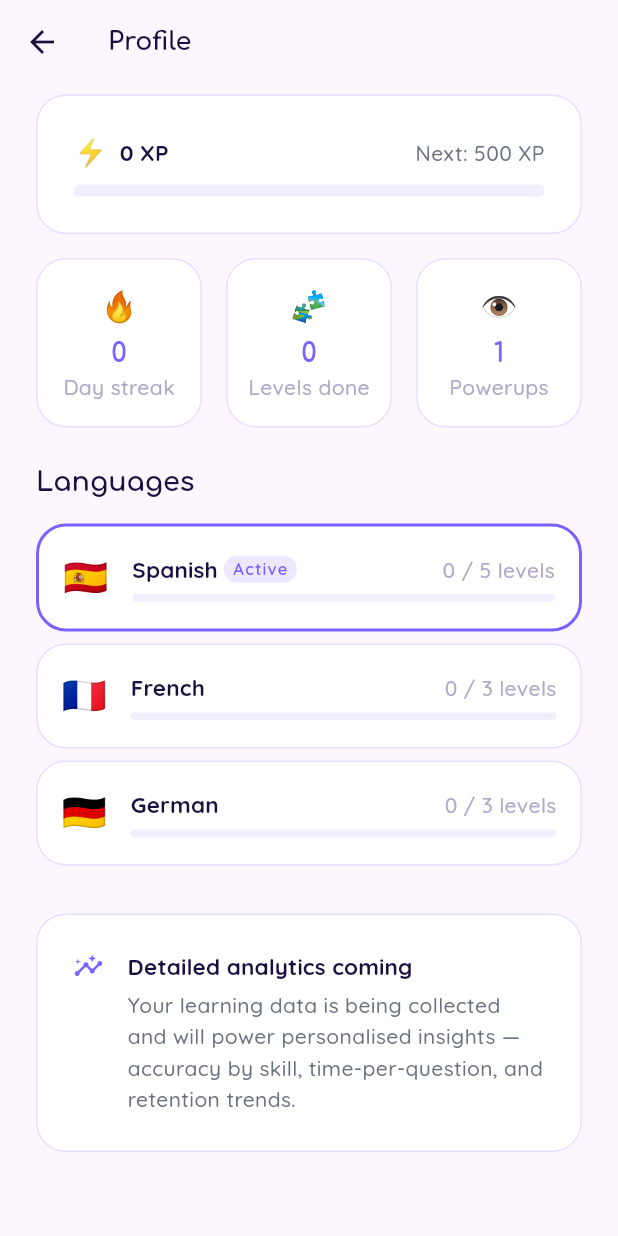
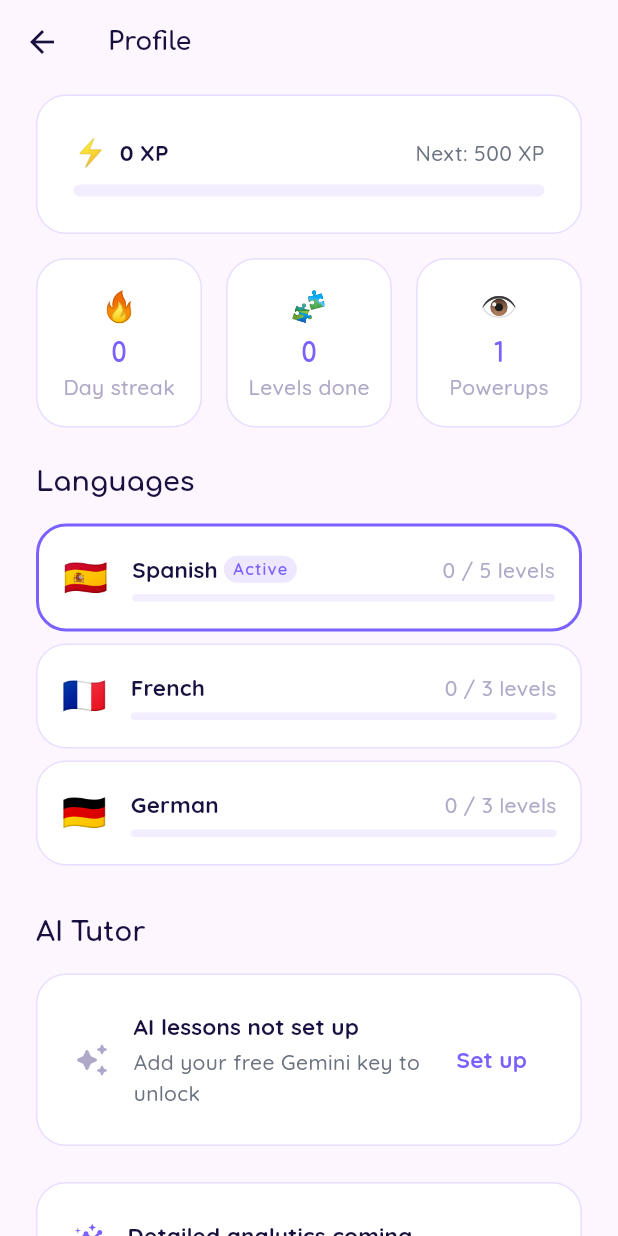
Before and after one commit to emilolofandreasson/Axiom, a Flutter app: the ProfileScreen screen opened directly, scrolled down 183 dp, on a phone screen of 412 x 824 dp. Run offline on Flutter 3.47's test engine with Material 3 defaults, Android fonts, the phone set to English and light mode, and no system bars; drawn by our look-alikes of flutter_animate; our stand-ins replace cloud_firestore, firebase_auth, firebase_core, flutter_riverpod, flutter_secure_storage, google_fonts and 1 more; missing offline and left inert: flick_sdk; accounts and stored records are empty.

Commit message:
feat: BYOK — per-user Gemini API key flow
- Add ApiKeyService: saves/loads/verifies Gemini key, syncs to Firestore
- Add ApiKeyScreen: guided 3-step onboarding to get free key from AI Studio
  - Verifies key before saving (test API call)
  - Skip option for users who want basic lessons
  - Security note: key stored locally, never sent to Axiom servers
- Update main.dart: loads user key from SecureStorage on startup,
  syncs from Firestore on sign-in (cross-device), falls back to stub
- Update ProfileScreen: AI Tutor card shows key status + set up/remove
- lessonGenerator is now mutable (updated live when key is saved/removed)

Flow: sign up → profile → AI Tutor → Set up → paste key → AI lessons active

Co-Authored-By: Claude Sonnet 4.6 <noreply@anthropic.com>

```diff
--- a/lib/screens/profile_screen.dart
+++ b/lib/screens/profile_screen.dart
@@ -6,8 +6,9 @@ import '../models/language.dart';
 import '../models/puzzle_level.dart';
 import '../providers/language_provider.dart';
 import '../providers/saga_provider.dart';
-import '../main.dart' show authService;
+import '../main.dart' show authService, apiKeyService;
 import '../services/auth_service.dart';
+import 'api_key_screen.dart';
 import 'auth_screen.dart';
 
 class ProfileScreen extends ConsumerWidget {
@@ -190,6 +191,16 @@ class ProfileScreen extends ConsumerWidget {
 
             const SizedBox(height: FlickSpacing.lg),
 
+            Text('AI Tutor',
+                style: Theme.of(context).textTheme.headlineSmall)
+                .animate().fadeIn(delay: 380.ms),
+
+            const SizedBox(height: FlickSpacing.md),
+
+            _AiKeyCard().animate().fadeIn(delay: 400.ms),
+
+            const SizedBox(height: FlickSpacing.lg),
+
             // Data pipeline note
             _SectionCard(
               child: Row(
@@ -364,3 +375,94 @@ class _LanguageProgressCard extends StatelessWidget {
     );
   }
 }
+
+class _AiKeyCard extends StatefulWidget {
+  const _AiKeyCard();
+  @override
+  State<_AiKeyCard> createState() => _AiKeyCardState();
+}
+
+class _AiKeyCardState extends State<_AiKeyCard> {
+  bool _hasKey = false;
+
+  @override
+  void initState() {
+    super.initState();
+    apiKeyService.loadKey().then((k) {
+      if (mounted) setState(() => _hasKey = k != null && k.isNotEmpty);
+    });
+  }
+
+  Future<void> _remove() async {
+    await apiKeyService.clearKey();
+    if (mounted) setState(() => _hasKey = false);
+  }
+
+  @override
+  Widget build(BuildContext context) {
+    return Container(
+      padding: const EdgeInsets.all(FlickSpacing.lg),
+      decoration: BoxDecoration(
+        color:        FlickColors.surface,
+        borderRadius: const BorderRadius.all(FlickRadius.lg),
+        border: Border.all(
+          color: _hasKey ? FlickColors.success : FlickColors.border,
+          width: _hasKey ? 2 : 1,
+        ),
+      ),
+      child: Row(
+        children: [
+          Icon(
+            _hasKey ? Icons.check_circle_rounded : Icons.auto_awesome_rounded,
+            color: _hasKey ? FlickColors.success : FlickColors.textMuted,
+            size: 24,
+          ),
+          const SizedBox(width: FlickSpacing.md),
+          Expanded(
+            child: Column(
+              crossAxisAlignment: CrossAxisAlignment.start,
+              children: [
+                Text(
+                  _hasKey ? 'AI lessons active' : 'AI lessons not set up',
+                  style: Theme.of(context).textTheme.labelLarge!.copyWith(
+                        color: _hasKey
+                            ? FlickColors.success
+                            : FlickColors.textPrimary),
+                ),
+                const SizedBox(height: 2),
+                Text(
+                  _hasKey
+                      ? 'Lessons are generated by Gemini AI'
+                      : 'Add your free Gemini key to unlock',
+                  style: Theme.of(context).textTheme.bodyMedium,
+                ),
+              ],
+            ),
+          ),
+          const SizedBox(width: FlickSpacing.sm),
+          if (_hasKey)
+            TextButton(
+              onPressed: _remove,
+              style: TextButton.styleFrom(
+                  foregroundColor: FlickColors.error),
+              child: const Text('Remove'),
+            )
+          else
+            TextButton(
+              onPressed: () async {
+                final saved = await Navigator.push<bool>(
+                  context,
+                  MaterialPageRoute(
+                      builder: (_) => const ApiKeyScreen()),
+                );
+                if (saved == true && mounted) {
+                  setState(() => _hasKey = true);
+                }
+              },
+              child: const Text('Set up'),
+            ),
+        ],
+      ),
+    );
+  }
+}
--- /dev/null
+++ b/lib/services/api_key_service.dart
@@ -0,0 +1,97 @@
+import 'package:cloud_firestore/cloud_firestore.dart';
+import 'package:firebase_auth/firebase_auth.dart';
+import 'package:flutter/foundation.dart';
+import 'package:flutter_secure_storage/flutter_secure_storage.dart';
+import 'package:flick_sdk/flick_sdk.dart';
+import '../main.dart' show lessonGenerator;
+import '../services/lesson_generator.dart';
+
+class ApiKeyService {
+  static const _storage = FlutterSecureStorage();
+  static const _kKey    = 'gemini_api_key';
+
+  Future<String?> loadKey() => _storage.read(key: _kKey);
+
+  Future<bool> saveKey(String key) async {
+    final trimmed = key.trim();
+    if (trimmed.isEmpty) return false;
+
+    final valid = await _verify(trimmed);
+    if (!valid) return false;
+
+    await _storage.write(key: _kKey, value: trimmed);
+    await _syncToFirestore(trimmed);
+    _applyToGenerator(trimmed);
+    return true;
+  }
+
+  Future<void> clearKey() async {
+    await _storage.delete(key: _kKey);
+    _applyToGenerator(null);
+  }
+
+  Future<void> initFromStorage() async {
+    final key = await loadKey();
+    if (key != null && key.isNotEmpty) {
+      _applyToGenerator(key);
+    }
+  }
+
+  Future<void> syncFromFirestore() async {
+    try {
+      final user = FirebaseAuth.instance.currentUser;
+      if (user == null || user.isAnonymous) return;
+
+      final doc = await FirebaseFirestore.instance
+          .collection('users')
+          .doc(user.uid)
+          .get();
+
+      final key = doc.data()?['gemini_key'] as String?;
+      if (key != null && key.isNotEmpty) {
+        await _storage.write(key: _kKey, value: key);
+        _applyToGenerator(key);
+        debugPrint('[ApiKeyService] loaded key from Firestore');
+      }
+    } catch (e) {
+      debugPrint('[ApiKeyService] Firestore sync failed: $e');
+    }
+  }
+
+  Future<bool> _verify(String key) async {
+    try {
+      final bridge = GeminiBridge(apiKey: key);
+      await bridge.loadModel('');
+      final result = await bridge.complete(const InferenceRequest(
+        prompt:    'Say "ok" in JSON: {"status":"ok"}',
+        maxTokens: 20,
+      ));
+      return result.isSuccess;
+    } catch (_) {
+      return false;
+    }
+  }
+
+  Future<void> _syncToFirestore(String key) async {
+    try {
+      final user = FirebaseAuth.instance.currentUser;
+      if (user == null || user.isAnonymous) return;
+      await FirebaseFirestore.instance
+          .collection('users')
+          .doc(user.uid)
+          .set({'gemini_key': key}, SetOptions(merge: true));
+    } catch (e) {
+      debugPrint('[ApiKeyService] Firestore write failed: $e');
+    }
+  }
+
+  void _applyToGenerator(String? key) {
+    final bridge = (key != null && key.isNotEmpty)
+        ? GeminiBridge(apiKey: key)
+        : StubEdgeAiBridge();
+    bridge.loadModel('');
+    lessonGenerator = LessonGenerator(bridge: bridge);
+    debugPrint('[ApiKeyService] generator updated — '
+        '${key != null ? "GeminiBridge" : "StubBridge"}');
+  }
+}
```
Also changed, not shown: lib/main.dart (+25 -9 lines), lib/screens/api_key_screen.dart (added, +252 -0 lines).
